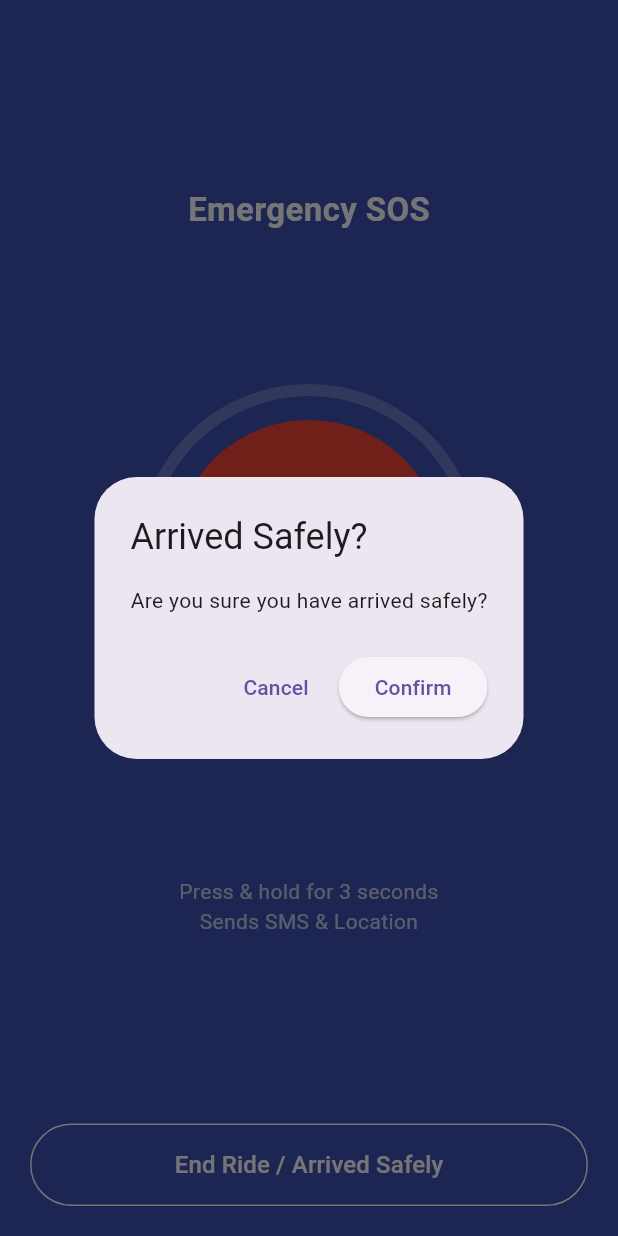
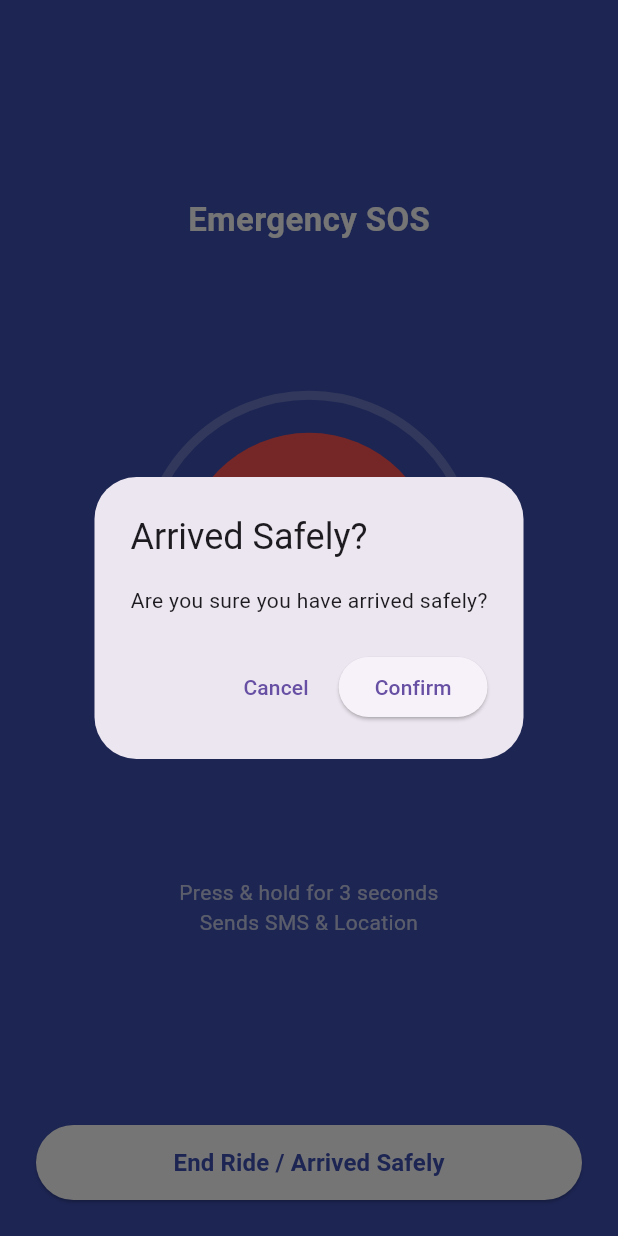
Before and after one commit to dev-parthdeshmukh/SafeRide-Smart-Ride-Safety-App, a Flutter app: the ActiveRideSOSPage screen opened by its route, after a tap on "End Ride / Arrived Safely", on a phone screen of 412 x 824 dp. Run offline on Flutter 3.47's test engine with Material 3 defaults, Android fonts, the phone set to English and light mode, and no system bars; our stand-ins replace firebase_auth, firebase_core, percent_indicator; accounts and stored records are empty.

Commit message:
New pages

```diff
--- a/lib/pages/active_ride_sos_page.dart
+++ b/lib/pages/active_ride_sos_page.dart
@@ -1,6 +1,6 @@
 import 'package:flutter/material.dart';
+import 'dart:async';
 import 'active_alert_page.dart';
-import 'dart:async';
 
 class ActiveRideSOSPage extends StatefulWidget {
   const ActiveRideSOSPage({super.key});
@@ -10,60 +10,26 @@ class ActiveRideSOSPage extends StatefulWidget {
 }
 
 class _ActiveRideSOSPageState extends State<ActiveRideSOSPage> {
-  Timer? _holdTimer;
-  double _progress = 0.0;
+  Timer? _timer;
+  double _progress = 0;
 
   void _startHold() {
     _progress = 0;
-    _holdTimer = Timer.periodic(const Duration(milliseconds: 100), (timer) {
-      setState(() {
-        _progress += 0.033;
-      });
-
+    _timer = Timer.periodic(const Duration(milliseconds: 100), (t) {
+      setState(() => _progress += 0.033);
       if (_progress >= 1) {
-        timer.cancel();
-        _triggerSOS();
+        t.cancel();
+        Navigator.pushReplacement(
+          context,
+          MaterialPageRoute(builder: (_) => const ActiveAlertPage()),
+        );
       }
     });
   }
 
   void _cancelHold() {
-    _holdTimer?.cancel();
+    _timer?.cancel();
     setState(() => _progress = 0);
-  }
-
-  void _triggerSOS() {
-    Navigator.pushReplacement(
-  context,
-  MaterialPageRoute(
-    builder: (_) => const ActiveAlertPage(),
-  ),
-);
-  }
-
-  void _endRide() {
-    showDialog(
-      context: context,
-      builder: (_) => AlertDialog(
-        title: const Text("Arrived Safely?"),
-        content: const Text(
-          "Are you sure you have arrived safely?",
-        ),
-        actions: [
-          TextButton(
-            onPressed: () => Navigator.pop(context),
-            child: const Text("Cancel"),
-          ),
-          ElevatedButton(
-            onPressed: () {
-              Navigator.pop(context);
-              // TODO: Navigate to feedback page
-            },
-            child: const Text("Confirm"),
-          ),
-        ],
-      ),
-    );
   }
 
   @override
@@ -74,15 +40,15 @@ class _ActiveRideSOSPageState extends State<ActiveRideSOSPage> {
         child: Column(
           mainAxisAlignment: MainAxisAlignment.spaceBetween,
           children: [
-            const SizedBox(height: 20),
+            const SizedBox(height: 30),
 
-            // Header
+            // Title
             const Text(
               "Emergency SOS",
               style: TextStyle(
+                fontSize: 22,
+                fontWeight: FontWeight.w600,
                 color: Colors.white,
-                fontSize: 22,
-                fontWeight: FontWeight.bold,
               ),
             ),
 
@@ -98,31 +64,31 @@ class _ActiveRideSOSPageState extends State<ActiveRideSOSPage> {
                     height: 220,
                     child: CircularProgressIndicator(
                       value: _progress,
-                      strokeWidth: 8,
+                      strokeWidth: 6,
                       backgroundColor: Colors.white24,
                       valueColor:
                           const AlwaysStoppedAnimation(Colors.redAccent),
                     ),
                   ),
                   Container(
-                    width: 180,
-                    height: 180,
+                    width: 170,
+                    height: 170,
                     decoration: const BoxDecoration(
+                      color: Colors.redAccent,
                       shape: BoxShape.circle,
-                      color: Colors.red,
                     ),
                     child: const Column(
                       mainAxisAlignment: MainAxisAlignment.center,
                       children: [
                         Icon(Icons.notifications_active,
-                            color: Colors.white, size: 40),
-                        SizedBox(height: 8),
+                            color: Colors.white, size: 36),
+                        SizedBox(height: 6),
                         Text(
                           "SOS",
                           style: TextStyle(
+                            fontSize: 30,
+                            fontWeight: FontWeight.bold,
                             color: Colors.white,
-                            fontSize: 32,
-                            fontWeight: FontWeight.bold,
                           ),
                         ),
                       ],
@@ -140,18 +106,48 @@ class _ActiveRideSOSPageState extends State<ActiveRideSOSPage> {
 
             // End Ride Button
             Padding(
-              padding: const EdgeInsets.all(20),
+              padding: const EdgeInsets.all(24),
               child: SizedBox(
                 width: double.infinity,
-                height: 55,
-                child: OutlinedButton(
-                  onPressed: _endRide,
-                  style: OutlinedButton.styleFrom(
-                    side: const BorderSide(color: Colors.white),
+                height: 50,
+                child: ElevatedButton(
+                  style: ElevatedButton.styleFrom(
+                    backgroundColor: Colors.white,
+                    shape: RoundedRectangleBorder(
+                      borderRadius: BorderRadius.circular(30),
+                    ),
                   ),
+                  onPressed: () {
+                    showDialog(
+                      context: context,
+                      builder: (_) => AlertDialog(
+                        title: const Text("Arrived Safely?"),
+                        content: const Text(
+                          "Are you sure you have arrived safely?",
+                        ),
+                        actions: [
+                          TextButton(
+                            onPressed: () => Navigator.pop(context),
+                            child: const Text("Cancel"),
+                          ),
+                          ElevatedButton(
+                            onPressed: () {
+                              Navigator.pop(context);
+                              // TODO: Navigate to feedback page
+                            },
+                            child: const Text("Confirm"),
+                          ),
+                        ],
+                      ),
+                    );
+                  },
                   child: const Text(
                     "End Ride / Arrived Safely",
-                    style: TextStyle(color: Colors.white, fontSize: 16),
+                    style: TextStyle(
+                      color: Colors.indigo,
+                      fontSize: 16,
+                      fontWeight: FontWeight.w600,
+                    ),
                   ),
                 ),
               ),
--- a/lib/pages/driver_result_page.dart
+++ b/lib/pages/driver_result_page.dart
@@ -1,7 +1,6 @@
 import 'package:flutter/material.dart';
 import 'package:percent_indicator/circular_percent_indicator.dart';
 import '../models/driver_model.dart';
-import 'active_ride_sos_page.dart';
 
 class DriverResultPage extends StatefulWidget {
   final Driver driver;
```
Also changed, not shown: lib/pages/active_alert_page.dart (+25 -13 lines).
